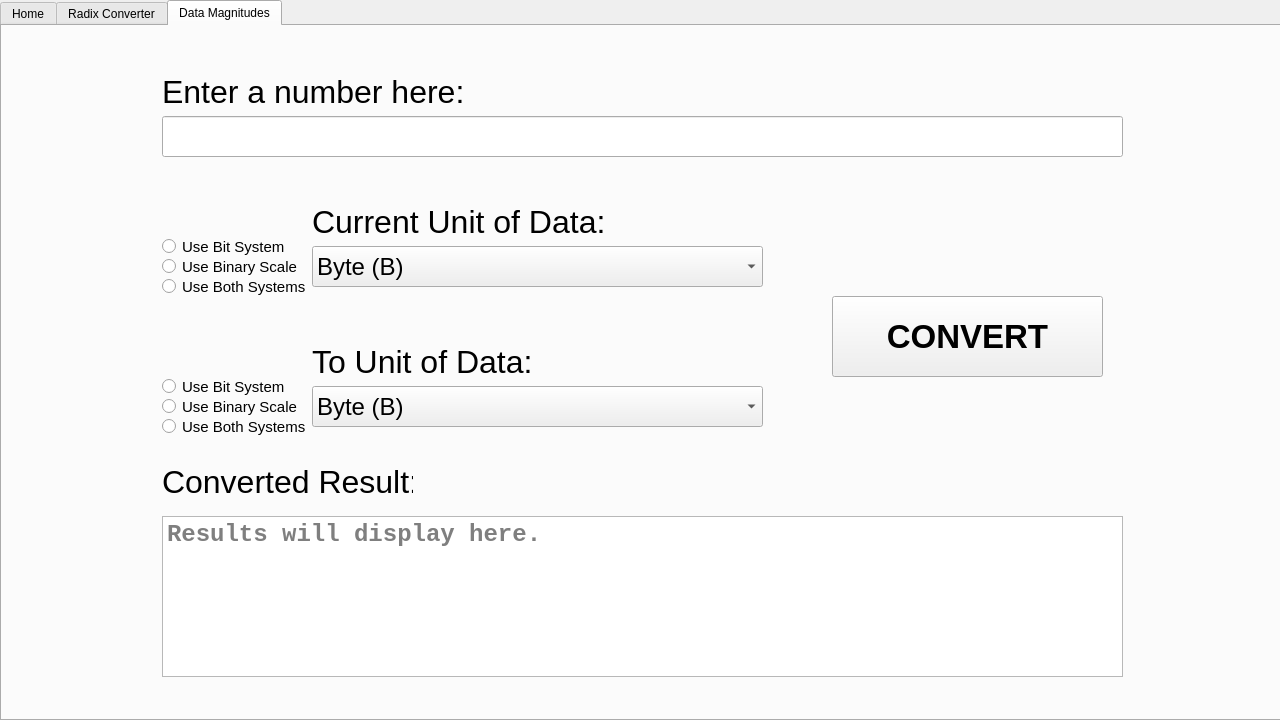
This is UI/src/toolboxal_ui.ui in VJZ-Corp/Toolboxal as Qt 5 draws it before an edit. The edited form follows.
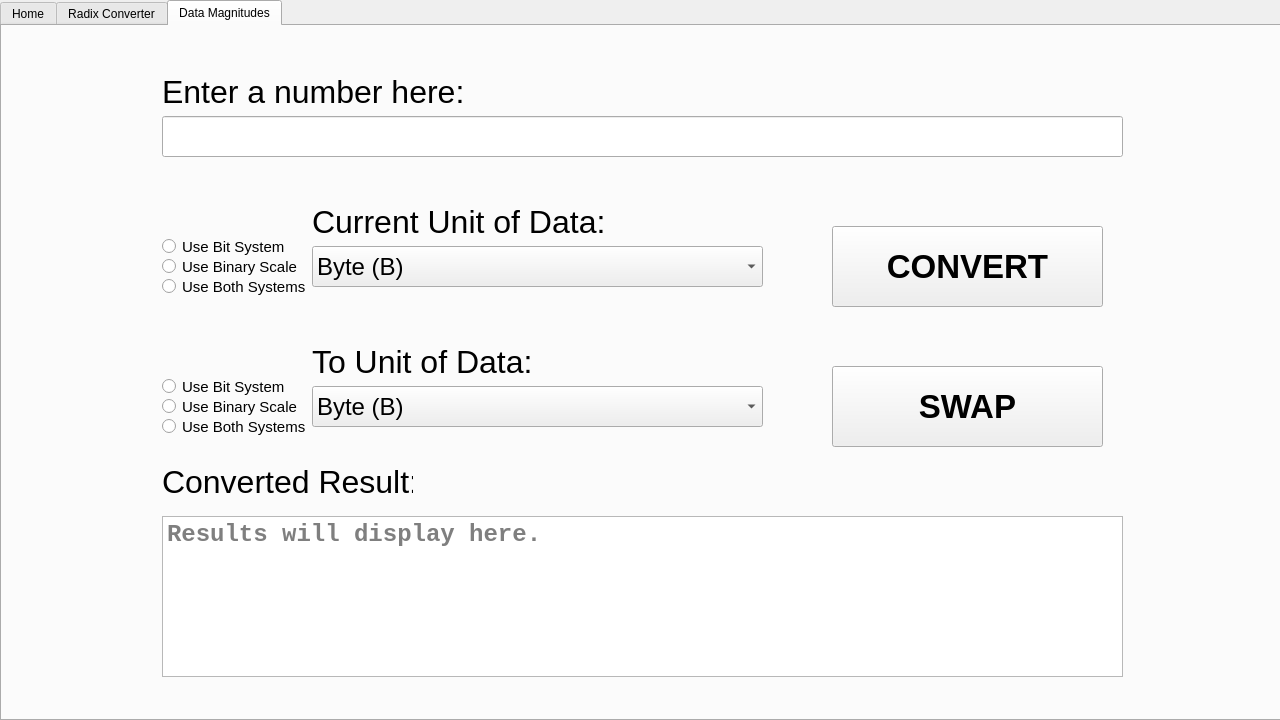
This is the edited form. The open tabs and pages were chosen to show the change. Icons and pictures are not drawn.

Commit message: Implemented all 16 metric conversions. Added UI button that swaps fields.

The edit to the form file:
```diff
--- a/UI/src/toolboxal_ui.ui
+++ b/UI/src/toolboxal_ui.ui
@@ -833,7 +833,7 @@
      <property name="geometry">
       <rect>
        <x>830</x>
-       <y>270</y>
+       <y>200</y>
        <width>271</width>
        <height>81</height>
       </rect>
@@ -1138,6 +1138,25 @@
       <bool>false</bool>
      </property>
     </widget>
+    <widget class="QPushButton" name="swapMagnitude">
+     <property name="geometry">
+      <rect>
+       <x>830</x>
+       <y>340</y>
+       <width>271</width>
+       <height>81</height>
+      </rect>
+     </property>
+     <property name="font">
+      <font>
+       <pointsize>25</pointsize>
+       <bold>true</bold>
+      </font>
+     </property>
+     <property name="text">
+      <string>SWAP</string>
+     </property>
+    </widget>
    </widget>
   </widget>
  </widget>
```
Left out of the diff: 2 changed lines with no effect on the pictures. The commit also changes 38 other files.
